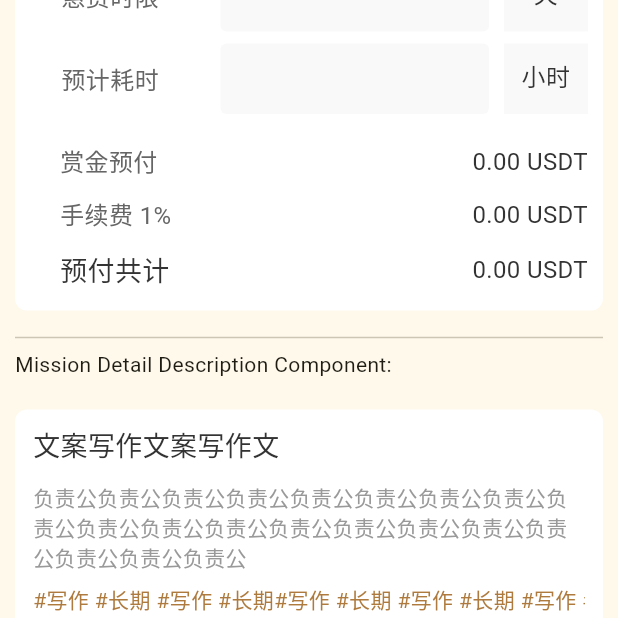
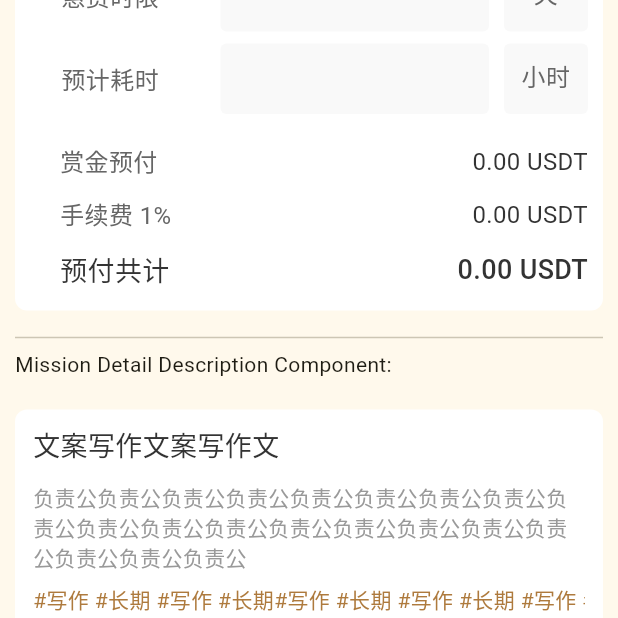
Before and after one commit to Esthert0109/part_time_app3, a Flutter app: the screen it shows after launch, scrolled down 1152 dp, on a phone screen of 412 x 824 dp, the top half of it. Run offline on Flutter 3.47's test engine with Material 3 defaults, Android fonts, the phone set to English and light mode, and no system bars; our stand-ins replace badges, flutter_svg, get, image_picker, loading_animation_widget, photo_view; network calls fail.

Commit message:
Update on Mission publish checkout card component.

```diff
--- a/part_time_app/lib/Components/Card/missionPublishCheckoutCardComponent.dart
+++ b/part_time_app/lib/Components/Card/missionPublishCheckoutCardComponent.dart
@@ -88,6 +88,7 @@ class _MissionPublishCheckoutCardComponentState
               "悬赏单价",
               "USDT /人",
               widget.isSubmit,
+              widget.isSubmit,
               priceController,
               validator: null,
               inputFormatters: [
@@ -107,7 +108,9 @@ class _MissionPublishCheckoutCardComponentState
               "总名额",
               " /人",
               widget.isSubmit,
+              widget.isSubmit,
               peopleController,
+
               // validator: (value) {
               //   if (value == null || value.isEmpty) {
               //     return '人数不能为空';
@@ -135,6 +138,7 @@ class _MissionPublishCheckoutCardComponentState
               "悬赏时限",
               "天",
               widget.isSubmit,
+              widget.isSubmit,
               dayController,
               // validator: (value) {
               //   if (value == null || value.isEmpty) {
@@ -161,6 +165,7 @@ class _MissionPublishCheckoutCardComponentState
             _buildTextFormField2(
               "预计耗时",
               "小时",
+              widget.isSubmit,
               widget.isSubmit,
               durationController,
               validator: null,
@@ -235,7 +240,7 @@ class _MissionPublishCheckoutCardComponentState
                       child: Text(
                         "${formatValue(totalPrice)} USDT",
                         textAlign: TextAlign.right,
-                        style: missionCheckoutInputTextStyle,
+                        style: missionCheckoutTotalPriceTextStyle,
                       ))
                 ],
               ),
@@ -251,6 +256,7 @@ Widget _buildTextFormField1(
   String text,
   String text2,
   bool readOnly,
+  bool isSubmitted,
   TextEditingController? controller, {
   String? Function(String?)? validator,
   List<TextInputFormatter>? inputFormatters,
@@ -278,8 +284,10 @@ Widget _buildTextFormField1(
               validator: validator,
               inputFormatters: inputFormatters,
               maxLines: 1,
+              style: isSubmitted
+                  ? missionCheckoutTextStyle
+                  : missionCheckoutInputTextStyle,
               textAlign: TextAlign.right,
-              style: missionCheckoutInputTextStyle,
               decoration: InputDecoration(
                 contentPadding: EdgeInsets.only(bottom: 15),
                 filled: true,
@@ -295,9 +303,15 @@ Widget _buildTextFormField1(
         Container(
           width: text2.length > 4 ? 80 : 40,
           child: Container(
-              padding: EdgeInsets.only(top: 11, right: 10),
+              padding: EdgeInsets.only(top: 13, right: 10),
               height: 47,
-              decoration: BoxDecoration(color: kInputBackGreyColor),
+              decoration: BoxDecoration(
+                color: kInputBackGreyColor,
+                borderRadius: BorderRadius.only(
+                  topRight: Radius.circular(4.0),
+                  bottomRight: Radius.circular(4.0),
+                ),
+              ),
               child: Text(
                 text2,
                 style: missionCheckoutHintTextStyle,
@@ -313,6 +327,7 @@ Widget _buildTextFormField2(
   String text,
   String text2,
   bool readOnly,
+  bool isSubmitted,
   TextEditingController? controller, {
   String? Function(String?)? validator,
   List<TextInputFormatter>? inputFormatters,
@@ -342,7 +357,9 @@ Widget _buildTextFormField2(
               inputFormatters: inputFormatters,
               maxLines: 1,
               textAlign: TextAlign.right,
-              style: missionCheckoutInputTextStyle,
+              style: isSubmitted
+                  ? missionCheckoutTextStyle
+                  : missionCheckoutInputTextStyle,
               decoration: InputDecoration(
                 contentPadding: EdgeInsets.all(10),
                 filled: true,
@@ -359,10 +376,15 @@ Widget _buildTextFormField2(
           child: Container(
               padding: EdgeInsets.all(10),
               height: 47,
-              decoration: BoxDecoration(color: kInputBackGreyColor),
+              decoration: BoxDecoration(
+                color: kInputBackGreyColor,
+                borderRadius: BorderRadius.circular(4),
+              ),
               child: Text(
                 text2,
-                style: missionCheckoutInputTextStyle,
+                style: isSubmitted
+                    ? missionCheckoutTextStyle
+                    : missionCheckoutInputTextStyle,
                 textAlign: TextAlign.center,
               )),
         ),
--- a/part_time_app/lib/Pages/ComponentDisplayPage/componentExamplePage.dart
+++ b/part_time_app/lib/Pages/ComponentDisplayPage/componentExamplePage.dart
@@ -166,7 +166,7 @@ class _ComponentExampleState extends State<ComponentExample> {
               Divider(),
               Text("Mission Publish Checkout Component:"),
               SizedBox(height: 20),
-              MissionPublishCheckoutCardComponent(isSubmit: false),
+              MissionPublishCheckoutCardComponent(isSubmit: true),
               SizedBox(height: 10),
               Divider(),
               Text("Mission Detail Description Component:"),
```
